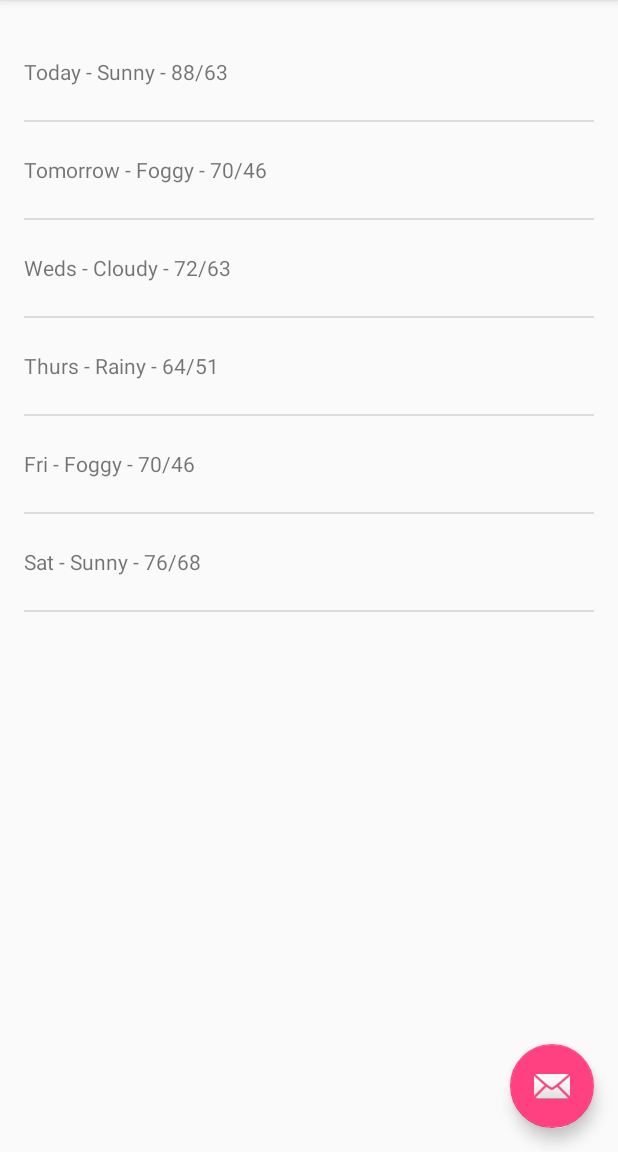
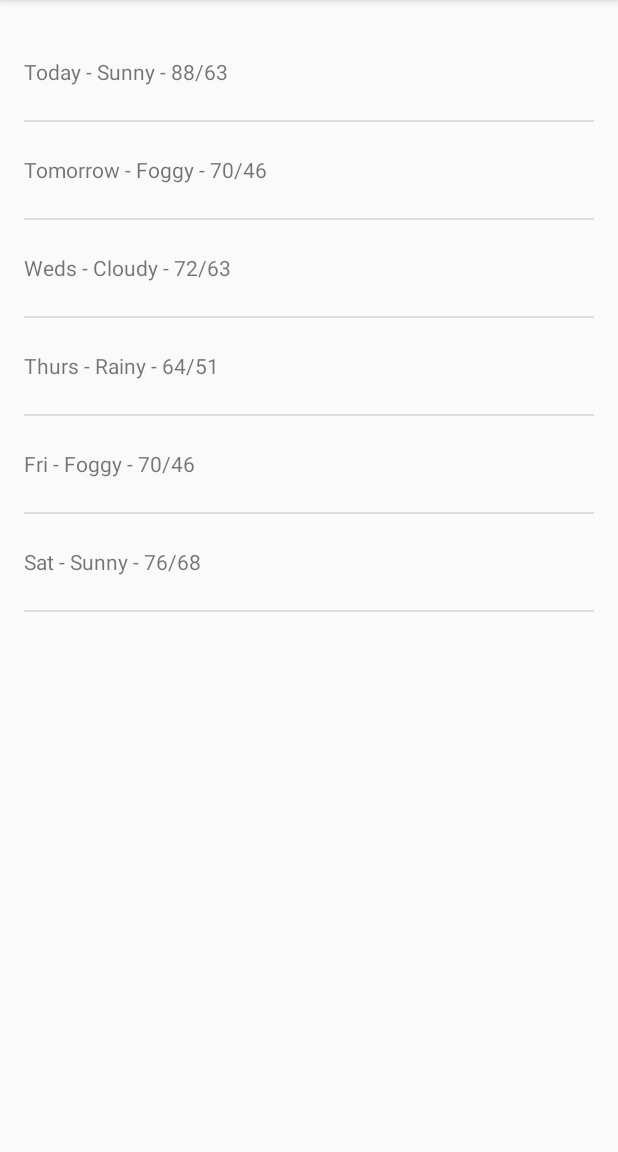
Before and after one commit to prayagparmar/sunshine, an Android app: the screen it shows after launch (MainActivity), on a phone screen of 412 x 824 dp, the part 84-1236 px from its top. Run offline under Robolectric (Android 15) with nearby library versions, the phone set to English and light mode, and no system bars.

Commit message:
Removed floating mail buttong that came default with the App

```diff
--- a/app/src/main/java/com/example/prayagparmar/sunshine/MainActivity.java
+++ b/app/src/main/java/com/example/prayagparmar/sunshine/MainActivity.java
@@ -18,14 +18,14 @@ public class MainActivity extends AppCompatActivity {
         Toolbar toolbar = (Toolbar) findViewById(R.id.toolbar);
         setSupportActionBar(toolbar);
 
-        FloatingActionButton fab = (FloatingActionButton) findViewById(R.id.fab);
-        fab.setOnClickListener(new View.OnClickListener() {
-            @Override
-            public void onClick(View view) {
-                Snackbar.make(view, "Replace with your own action", Snackbar.LENGTH_LONG)
-                        .setAction("Action", null).show();
-            }
-        });
+//        FloatingActionButton fab = (FloatingActionButton) findViewById(R.id.fab);
+//        fab.setOnClickListener(new View.OnClickListener() {
+//            @Override
+//            public void onClick(View view) {
+//                Snackbar.make(view, "Replace with your own action", Snackbar.LENGTH_LONG)
+//                        .setAction("Action", null).show();
+//            }
+//        });
     }
 
     @Override
--- a/app/src/main/res/layout/activity_main.xml
+++ b/app/src/main/res/layout/activity_main.xml
@@ -23,12 +23,12 @@
 
     <include layout="@layout/content_main" />
 
-    <android.support.design.widget.FloatingActionButton
-        android:id="@+id/fab"
-        android:layout_width="wrap_content"
-        android:layout_height="wrap_content"
-        android:layout_gravity="bottom|end"
-        android:layout_margin="@dimen/fab_margin"
-        android:src="@android:drawable/ic_dialog_email" />
+    <!--<android.support.design.widget.FloatingActionButton-->
+        <!--android:id="@+id/fab"-->
+        <!--android:layout_width="wrap_content"-->
+        <!--android:layout_height="wrap_content"-->
+        <!--android:layout_gravity="bottom|end"-->
+        <!--android:layout_margin="@dimen/fab_margin"-->
+        <!--android:src="@android:drawable/ic_dialog_email" />-->
 
 </android.support.design.widget.CoordinatorLayout>
```
